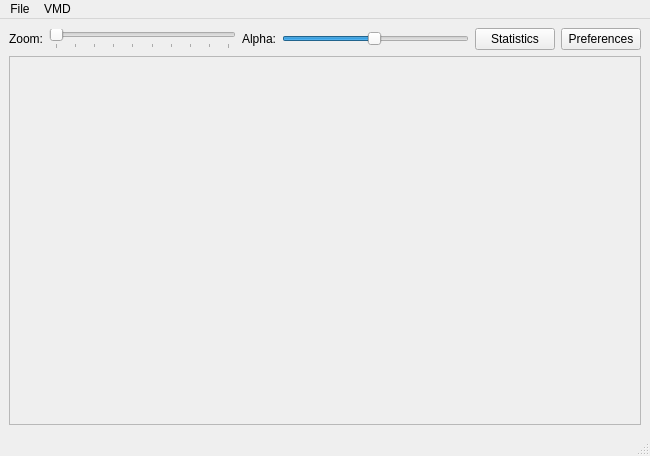
First picture: the form in gui.ui, repository maxscheurer/pycontact, before the edit.
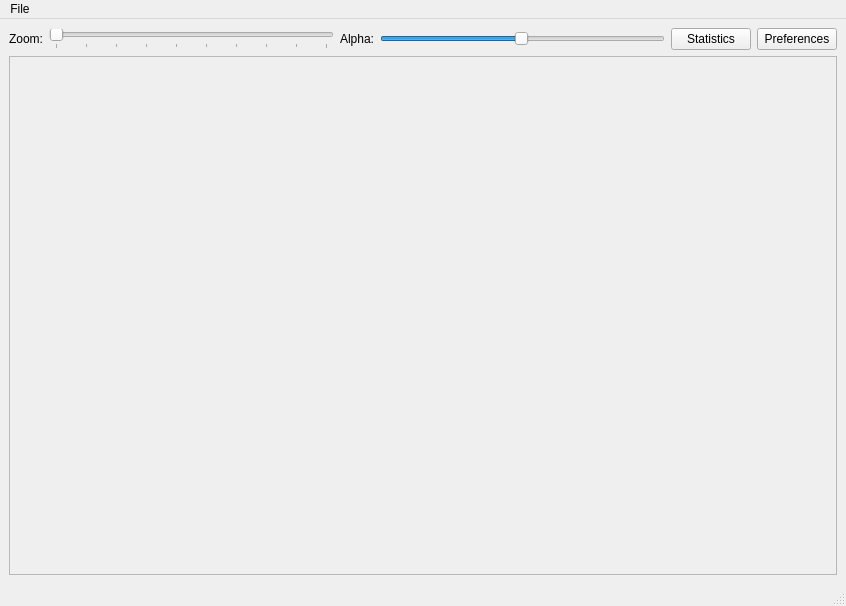
Second picture: the form after the edit.

Patch:
```diff
--- a/gui.ui
+++ b/gui.ui
@@ -6,8 +6,8 @@
    <rect>
     <x>0</x>
     <y>0</y>
-    <width>650</width>
-    <height>456</height>
+    <width>846</width>
+    <height>606</height>
    </rect>
   </property>
   <property name="windowTitle">
@@ -120,8 +120,8 @@
         <rect>
          <x>0</x>
          <y>0</y>
-         <width>624</width>
-         <height>349</height>
+         <width>820</width>
+         <height>499</height>
         </rect>
        </property>
       </widget>
@@ -136,12 +136,13 @@
     </item>
    </layout>
   </widget>
+  <widget class="QStatusBar" name="statusbar"/>
   <widget class="QMenuBar" name="menubar">
    <property name="geometry">
     <rect>
      <x>0</x>
      <y>0</y>
-     <width>650</width>
+     <width>846</width>
      <height>22</height>
     </rect>
    </property>
@@ -155,16 +156,8 @@
     <addaction name="actionOpen"/>
     <addaction name="actionExport"/>
    </widget>
-   <widget class="QMenu" name="menuVMD">
-    <property name="title">
-     <string>VMD</string>
-    </property>
-    <addaction name="actionRun_VMD_contact_search"/>
-   </widget>
    <addaction name="menuFile"/>
-   <addaction name="menuVMD"/>
   </widget>
-  <widget class="QStatusBar" name="statusbar"/>
   <action name="actionOpen">
    <property name="text">
     <string>Open</string>
```
